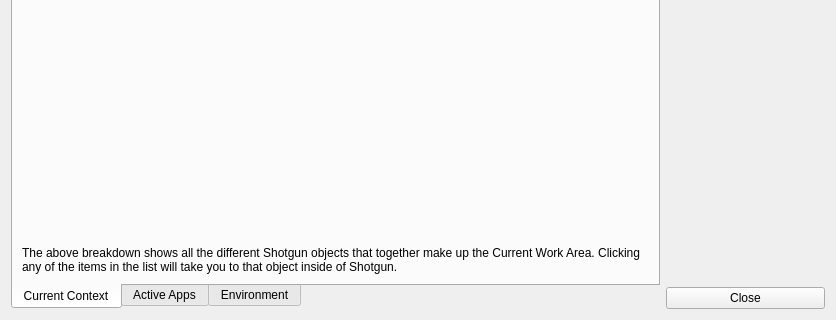
Qt form resources/dialog.ui (shotgunsoftware/tk-multi-about) before a commit; both pictures show x 0 to 836 and y 167 to 487 of the 836 by 487 pixel window.
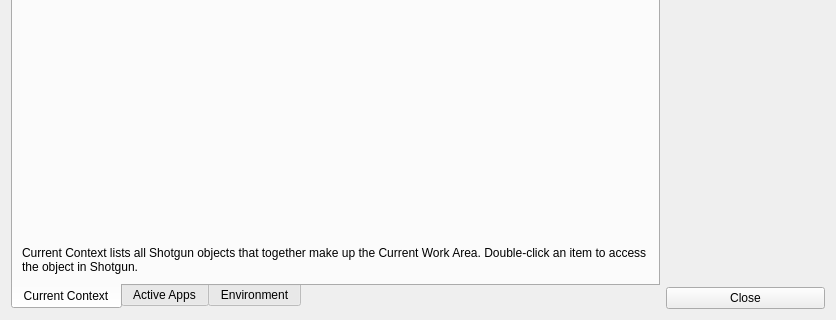
The same form after that commit. Icons and pictures are not drawn. Custom widgets are drawn as their Qt base class.

Commit message:
Updated text strings in UI. (#11)
Updated .gitignore and .pre-commit-config.yaml

Patch:
```diff
--- a/resources/dialog.ui
+++ b/resources/dialog.ui
@@ -56,7 +56,7 @@
        <item>
         <widget class="QLabel" name="label_4">
          <property name="text">
-          <string>The above breakdown shows all the different Shotgun objects that together make up the Current Work Area. Clicking any of the items in the list will take you to that object inside of Shotgun.</string>
+          <string>Current Context lists all Shotgun objects that together make up the Current Work Area. Double-click an item to access the object in Shotgun.</string>
          </property>
          <property name="wordWrap">
           <bool>true</bool>
```
Left out of the diff: 4 changed lines with no effect on the pictures. The commit also changes 4 other files.
